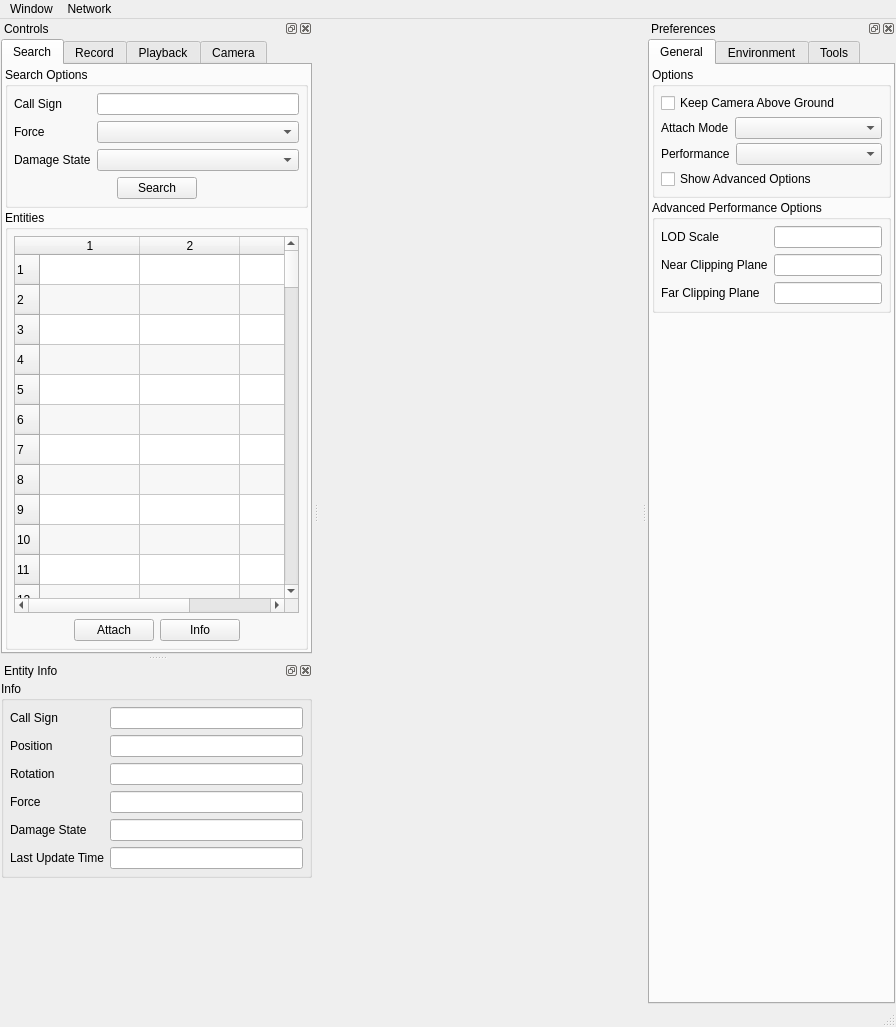
Above: source/StealthViewer/ui/MainWindowUi.ui from delta3d/SimulationCore before the change. Below: the same form after it.
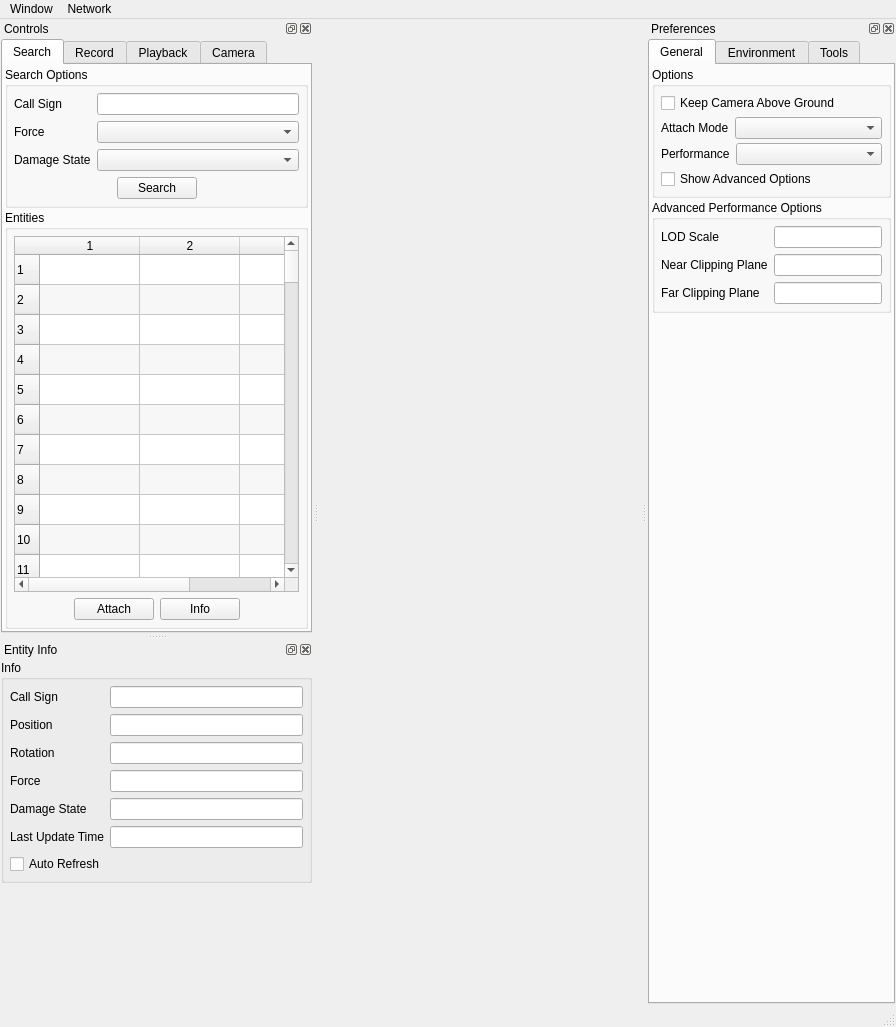
That is the form after the change.

Commit message:
Added an Auto-Refresh button to the Stealth Viewer UI on the main window. This property is saved and loaded from the config file like the others. It allows a user to check it and uncheck it if they want to see the entity info refresh.
I also tweaked some settings on the Key Frame list box to try and get past the de facto 100 item limit. This appears to have worked on my end, but a solid test case would be prefered.

Patch:
```diff
--- a/source/StealthViewer/ui/MainWindowUi.ui
+++ b/source/StealthViewer/ui/MainWindowUi.ui
@@ -2780,6 +2780,13 @@
              </property>
             </widget>
            </item>
+           <item row="6" column="0" colspan="2" >
+            <widget class="QCheckBox" name="mEntityInfoAutoRefreshCheckBox" >
+             <property name="text" >
+              <string>Auto Refresh</string>
+             </property>
+            </widget>
+           </item>
           </layout>
          </widget>
         </item>
```
Left out of the diff: 6 changed lines with no effect on the pictures. The commit also changes 7 other files.
